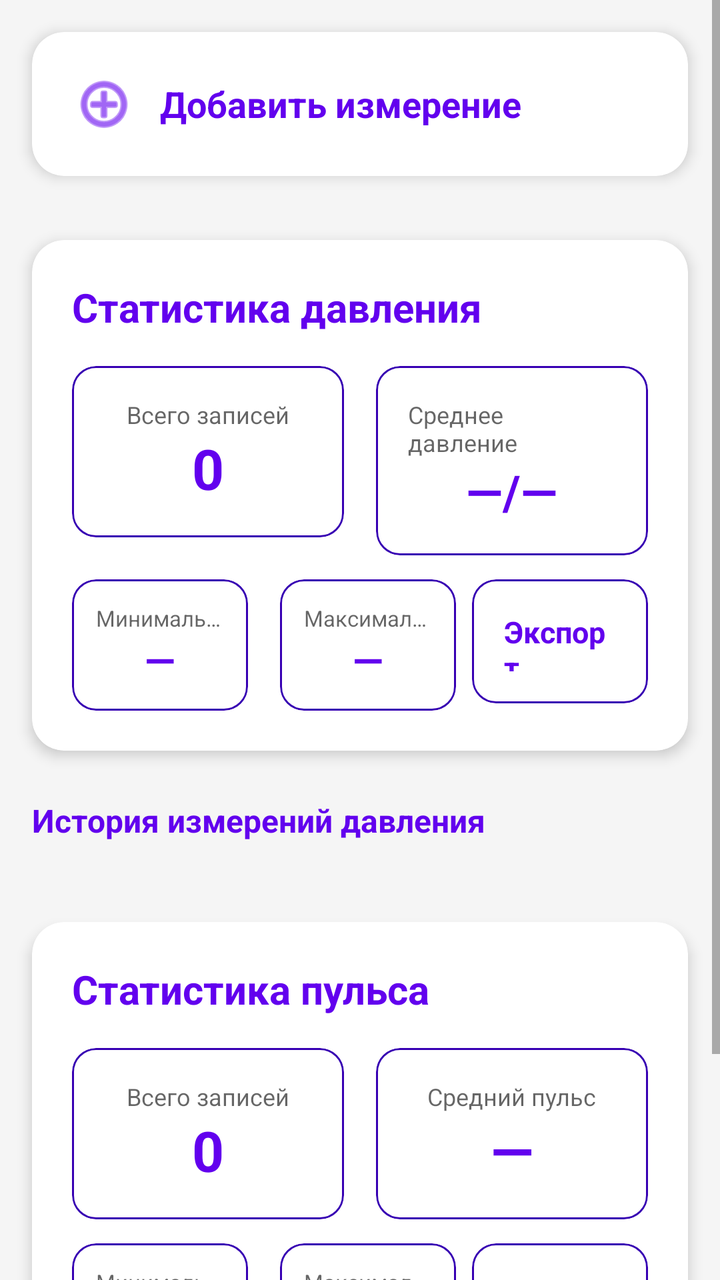
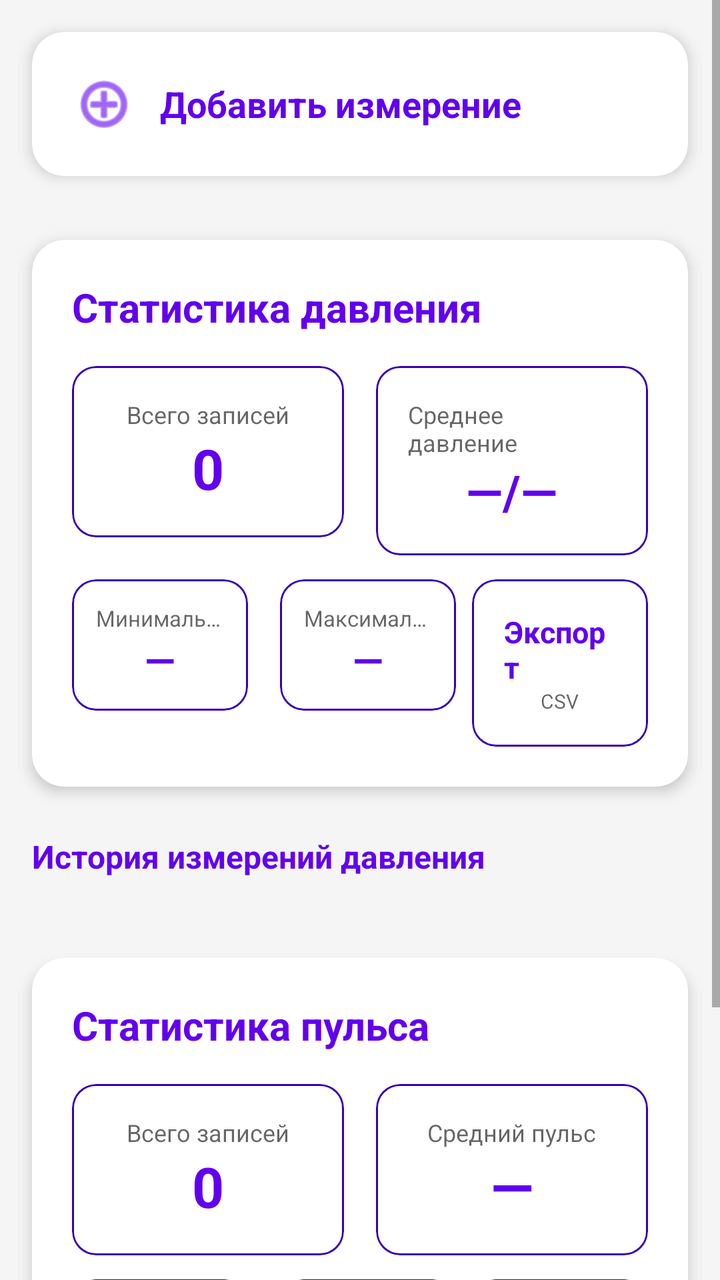

The first picture is an Android layout as it rendered before a commit; the second is the same layout after the commit. The layout source and the unified diff follow.
<!-- AndroidManifest.xml: application theme Theme.MigraineTracker -->
<!-- res/layout/fragment_blood_pressure.xml -->
<?xml version="1.0" encoding="utf-8"?>
<ScrollView xmlns:android="http://schemas.android.com/apk/res/android"
    xmlns:app="http://schemas.android.com/apk/res-auto"
    android:layout_width="match_parent"
    android:layout_height="match_parent"
    android:fillViewport="true"
    android:background="?android:attr/colorBackground">

    <LinearLayout
        android:layout_width="match_parent"
        android:layout_height="wrap_content"
        android:orientation="vertical">

        
        <com.google.android.material.card.MaterialCardView
            android:layout_width="match_parent"
            android:layout_height="wrap_content"
            android:layout_margin="16dp"
            app:cardCornerRadius="16dp"
            app:cardElevation="4dp"
            android:clickable="true"
            android:focusable="true"
            android:foreground="?attr/selectableItemBackgroundBorderless">

            <LinearLayout
                android:id="@+id/card_add_measurement"
                android:layout_width="match_parent"
                android:layout_height="wrap_content"
                android:orientation="horizontal"
                android:padding="20dp"
                android:gravity="center_vertical">

                <ImageView
                    android:layout_width="32dp"
                    android:layout_height="32dp"
                    android:src="@android:drawable/ic_menu_add"
                    android:tint="?attr/colorPrimary" />

                <LinearLayout
                    android:layout_width="0dp"
                    android:layout_height="wrap_content"
                    android:layout_weight="1"
                    android:orientation="vertical"
                    android:layout_marginStart="12dp">

                    <TextView
                        android:layout_width="wrap_content"
                        android:layout_height="wrap_content"
                        android:text="Добавить измерение"
                        android:textSize="18sp"
                        android:textStyle="bold"
                        android:textColor="?attr/colorPrimary" />

                </LinearLayout>

            </LinearLayout>

        </com.google.android.material.card.MaterialCardView>

        
        <com.google.android.material.card.MaterialCardView
            android:layout_width="match_parent"
            android:layout_height="wrap_content"
            android:layout_margin="16dp"
            app:cardCornerRadius="16dp"
            app:cardElevation="4dp">

            <LinearLayout
                android:layout_width="match_parent"
                android:layout_height="wrap_content"
                android:orientation="vertical"
                android:padding="20dp">

                <TextView
                    android:layout_width="match_parent"
                    android:layout_height="wrap_content"
                    android:text="Статистика давления"
                    android:textSize="20sp"
                    android:textStyle="bold"
                    android:textColor="?attr/colorPrimary"
                    android:layout_marginBottom="16dp" />

                <LinearLayout
                    android:layout_width="match_parent"
                    android:layout_height="wrap_content"
                    android:orientation="horizontal"
                    android:layout_marginBottom="12dp">

                    <com.google.android.material.card.MaterialCardView
                        android:layout_width="0dp"
                        android:layout_height="wrap_content"
                        android:layout_weight="1"
                        android:layout_marginEnd="8dp"
                        app:cardCornerRadius="12dp"
                        app:cardElevation="0dp"
                        app:strokeWidth="1dp"
                        app:strokeColor="?attr/colorPrimaryVariant">

                        <LinearLayout
                            android:layout_width="match_parent"
                            android:layout_height="wrap_content"
                            android:orientation="vertical"
                            android:padding="16dp"
                            android:gravity="center">

                            <TextView
                                android:layout_width="wrap_content"
                                android:layout_height="wrap_content"
                                android:text="Всего записей"
                                android:textSize="12sp"
                                android:textColor="?android:attr/textColorSecondary" />

                            <TextView
                                android:id="@+id/text_pressure_count"
                                android:layout_width="wrap_content"
                                android:layout_height="wrap_content"
                                android:text="0"
                                android:textSize="28sp"
                                android:textStyle="bold"
                                android:textColor="?attr/colorPrimary" />

                        </LinearLayout>

                    </com.google.android.material.card.MaterialCardView>

                    <com.google.android.material.card.MaterialCardView
                        android:layout_width="0dp"
                        android:layout_height="wrap_content"
                        android:layout_weight="1"
                        android:layout_marginStart="8dp"
                        app:cardCornerRadius="12dp"
                        app:cardElevation="0dp"
                        app:strokeWidth="1dp"
                        app:strokeColor="?attr/colorPrimaryVariant">

                        <LinearLayout
                            android:layout_width="match_parent"
                            android:layout_height="wrap_content"
                            android:orientation="vertical"
                            android:padding="16dp"
                            android:gravity="center">

                            <TextView
                                android:layout_width="wrap_content"
                                android:layout_height="wrap_content"
                                android:text="Среднее давление"
                                android:textSize="12sp"
                                android:textColor="?android:attr/textColorSecondary" />

                            <LinearLayout
                                android:layout_width="wrap_content"
                                android:layout_height="wrap_content"
                                android:orientation="horizontal">

                                <TextView
                                    android:id="@+id/text_avg_systolic"
                                    android:layout_width="wrap_content"
                                    android:layout_height="wrap_content"
                                    android:text="—"
                                    android:textSize="24sp"
                                    android:textStyle="bold"
                                    android:textColor="?attr/colorPrimary" />

                                <TextView
                                    android:layout_width="wrap_content"
                                    android:layout_height="wrap_content"
                                    android:text="/"
                                    android:textSize="24sp"
                                    android:textStyle="bold"
                                    android:textColor="?attr/colorPrimary" />

                                <TextView
                                    android:id="@+id/text_avg_diastolic"
                                    android:layout_width="wrap_content"
                                    android:layout_height="wrap_content"
                                    android:text="—"
                                    android:textSize="24sp"
                                    android:textStyle="bold"
                                    android:textColor="?attr/colorPrimary" />

                            </LinearLayout>

                        </LinearLayout>

                    </com.google.android.material.card.MaterialCardView>

                </LinearLayout>

                <LinearLayout
                    android:layout_width="match_parent"
                    android:layout_height="wrap_content"
                    android:orientation="horizontal">

                    <com.google.android.material.card.MaterialCardView
                        android:layout_width="0dp"
                        android:layout_height="wrap_content"
                        android:layout_weight="1"
                        android:layout_marginEnd="8dp"
                        app:cardCornerRadius="12dp"
                        app:cardElevation="0dp"
                        app:strokeWidth="1dp"
                        app:strokeColor="?attr/colorPrimaryVariant">

                        <LinearLayout
                            android:layout_width="match_parent"
                            android:layout_height="wrap_content"
                            android:orientation="vertical"
                            android:padding="12dp"
                            android:gravity="center">

                            <TextView
                                android:layout_width="wrap_content"
                                android:layout_height="wrap_content"
                                android:text="Минимальное"
                                android:textSize="11sp"
                                android:singleLine="true"
                                android:textColor="?android:attr/textColorSecondary" />

                            <TextView
                                android:id="@+id/text_min_pressure"
                                android:layout_width="wrap_content"
                                android:layout_height="wrap_content"
                                android:text="—"
                                android:textSize="20sp"
                                android:textStyle="bold"
                                android:textColor="?attr/colorPrimary" />

                        </LinearLayout>

                    </com.google.android.material.card.MaterialCardView>

                    <com.google.android.material.card.MaterialCardView
                        android:layout_width="0dp"
                        android:layout_height="wrap_content"
                        android:layout_weight="1"
                        android:layout_marginStart="8dp"
                        app:cardCornerRadius="12dp"
                        app:cardElevation="0dp"
                        app:strokeWidth="1dp"
                        app:strokeColor="?attr/colorPrimaryVariant">

                        <LinearLayout
                            android:layout_width="match_parent"
                            android:layout_height="wrap_content"
                            android:orientation="vertical"
                            android:padding="12dp"
                            android:gravity="center">

                            <TextView
                                android:layout_width="wrap_content"
                                android:layout_height="wrap_content"
                                android:text="Максимальное"
                                android:textSize="11sp"
                                android:singleLine="true"
                                android:textColor="?android:attr/textColorSecondary" />

                            <TextView
                                android:id="@+id/text_max_pressure"
                                android:layout_width="wrap_content"
                                android:layout_height="wrap_content"
                                android:text="—"
                                android:textSize="20sp"
                                android:textStyle="bold"
                                android:textColor="?attr/colorPrimary" />

                        </LinearLayout>

                    </com.google.android.material.card.MaterialCardView>

                    <com.google.android.material.card.MaterialCardView
                        android:id="@+id/card_export_pressure"
                        android:layout_width="0dp"
                        android:layout_height="wrap_content"
                        android:layout_weight="1"
                        android:layout_marginStart="8dp"
                        app:cardCornerRadius="12dp"
                        app:cardElevation="0dp"
                        app:strokeWidth="1dp"
                        app:strokeColor="?attr/colorPrimaryVariant"
                        android:clickable="true"
                        android:focusable="true"
                        android:foreground="?attr/selectableItemBackgroundBorderless">

                        <LinearLayout
                            android:layout_width="match_parent"
                            android:layout_height="wrap_content"
                            android:orientation="vertical"
                            android:padding="16dp"
                            android:gravity="center">

                            <TextView
                                android:layout_width="wrap_content"
                                android:layout_height="30dp"
                                android:text="Экспорт"
                                android:textSize="15sp"
                                android:textStyle="bold"
                                android:textColor="?attr/colorPrimary" />

                        </LinearLayout>

                    </com.google.android.material.card.MaterialCardView>

                </LinearLayout>

            </LinearLayout>

        </com.google.android.material.card.MaterialCardView>

        
        <TextView
            android:layout_width="match_parent"
            android:layout_height="wrap_content"
            android:text="История измерений давления"
            android:textSize="16sp"
            android:textStyle="bold"
            android:textColor="?attr/colorPrimary"
            android:layout_marginStart="16dp"
            android:layout_marginTop="8dp"
            android:layout_marginBottom="8dp" />

        <androidx.recyclerview.widget.RecyclerView
            android:id="@+id/recycler_pressure"
            android:layout_width="match_parent"
            android:layout_height="wrap_content"
            android:padding="8dp" />

        
        <com.google.android.material.card.MaterialCardView
            android:layout_width="match_parent"
            android:layout_height="wrap_content"
            android:layout_margin="16dp"
            app:cardCornerRadius="16dp"
            app:cardElevation="4dp">

            <LinearLayout
                android:layout_width="match_parent"
                android:layout_height="wrap_content"
                android:orientation="vertical"
                android:padding="20dp">

                <TextView
                    android:layout_width="match_parent"
                    android:layout_height="wrap_content"
                    android:text="Статистика пульса"
                    android:textSize="20sp"
                    android:textStyle="bold"
                    android:textColor="?attr/colorPrimary"
                    android:layout_marginBottom="16dp" />

                <LinearLayout
                    android:layout_width="match_parent"
                    android:layout_height="wrap_content"
                    android:orientation="horizontal"
                    android:layout_marginBottom="12dp">

                    <com.google.android.material.card.MaterialCardView
                        android:layout_width="0dp"
                        android:layout_height="wrap_content"
                        android:layout_weight="1"
                        android:layout_marginEnd="8dp"
                        app:cardCornerRadius="12dp"
                        app:cardElevation="0dp"
                        app:strokeWidth="1dp"
                        app:strokeColor="?attr/colorPrimaryVariant">

                        <LinearLayout
                            android:layout_width="match_parent"
                            android:layout_height="wrap_content"
                            android:orientation="vertical"
                            android:padding="16dp"
                            android:gravity="center">

                            <TextView
                                android:layout_width="wrap_content"
                                android:layout_height="wrap_content"
                                android:text="Всего записей"
                                android:textSize="12sp"
                                android:textColor="?android:attr/textColorSecondary" />

                            <TextView
                                android:id="@+id/text_pulse_count"
                                android:layout_width="wrap_content"
                                android:layout_height="wrap_content"
                                android:text="0"
                                android:textSize="28sp"
                                android:textStyle="bold"
                                android:textColor="?attr/colorPrimary" />

                        </LinearLayout>

                    </com.google.android.material.card.MaterialCardView>

                    <com.google.android.material.card.MaterialCardView
                        android:layout_width="0dp"
                        android:layout_height="wrap_content"
                        android:layout_weight="1"
                        android:layout_marginStart="8dp"
                        app:cardCornerRadius="12dp"
                        app:cardElevation="0dp"
                        app:strokeWidth="1dp"
                        app:strokeColor="?attr/colorPrimaryVariant">

                        <LinearLayout
                            android:layout_width="match_parent"
                            android:layout_height="wrap_content"
                            android:orientation="vertical"
                            android:padding="16dp"
                            android:gravity="center">

                            <TextView
                                android:layout_width="wrap_content"
                                android:layout_height="wrap_content"
                                android:text="Средний пульс"
                                android:textSize="12sp"
                                android:textColor="?android:attr/textColorSecondary" />

                            <TextView
                                android:id="@+id/text_avg_pulse"
                                android:layout_width="wrap_content"
                                android:layout_height="wrap_content"
                                android:text="—"
                                android:textSize="28sp"
                                android:textStyle="bold"
                                android:textColor="?attr/colorPrimary" />

                        </LinearLayout>

                    </com.google.android.material.card.MaterialCardView>

                </LinearLayout>

                <LinearLayout
                    android:layout_width="match_parent"
                    android:layout_height="wrap_content"
                    android:orientation="horizontal">

                    <com.google.android.material.card.MaterialCardView
                        android:layout_width="0dp"
                        android:layout_height="wrap_content"
                        android:layout_weight="1"
                        android:layout_marginEnd="8dp"
                        app:cardCornerRadius="12dp"
                        app:cardElevation="0dp"
                        app:strokeWidth="1dp"
                        app:strokeColor="?attr/colorPrimaryVariant">

                        <LinearLayout
                            android:layout_width="match_parent"
                            android:layout_height="wrap_content"
                            android:orientation="vertical"
                            android:padding="12dp"
                            android:gravity="center">

                            <TextView
                                android:layout_width="wrap_content"
                                android:layout_height="wrap_content"
                                android:text="Минимальный"
                                android:textSize="11sp"
                                android:singleLine="true"
                                android:textColor="?android:attr/textColorSecondary" />

                            <TextView
                                android:id="@+id/text_min_pulse"
                                android:layout_width="wrap_content"
                                android:layout_height="wrap_content"
                                android:text="—"
                                android:textSize="20sp"
                                android:textStyle="bold"
                                android:textColor="?attr/colorPrimary" />

                        </LinearLayout>

                    </com.google.android.material.card.MaterialCardView>

                    <com.google.android.material.card.MaterialCardView
                        android:layout_width="0dp"
                        android:layout_height="wrap_content"
                        android:layout_weight="1"
                        android:layout_marginStart="8dp"
                        app:cardCornerRadius="12dp"
                        app:cardElevation="0dp"
                        app:strokeWidth="1dp"
                        app:strokeColor="?attr/colorPrimaryVariant">

                        <LinearLayout
                            android:layout_width="match_parent"
                            android:layout_height="wrap_content"
                            android:orientation="vertical"
                            android:padding="12dp"
                            android:gravity="center">

                            <TextView
                                android:layout_width="wrap_content"
                                android:layout_height="wrap_content"
                                android:text="Максимальный"
                                android:textSize="11sp"
                                android:singleLine="true"
                                android:textColor="?android:attr/textColorSecondary" />

                            <TextView
                                android:id="@+id/text_max_pulse"
                                android:layout_width="wrap_content"
                                android:layout_height="wrap_content"
                                android:text="—"
                                android:textSize="20sp"
                                android:textStyle="bold"
                                android:textColor="?attr/colorPrimary" />

                        </LinearLayout>

                    </com.google.android.material.card.MaterialCardView>

                    <com.google.android.material.card.MaterialCardView
                        android:id="@+id/card_export_pulse"
                        android:layout_width="0dp"
                        android:layout_height="wrap_content"
                        android:layout_weight="1"
                        android:layout_marginStart="8dp"
                        app:cardCornerRadius="12dp"
                        app:cardElevation="0dp"
                        app:strokeWidth="1dp"
                        app:strokeColor="?attr/colorPrimaryVariant"
                        android:clickable="true"
                        android:focusable="true"
                        android:foreground="?attr/selectableItemBackgroundBorderless">

                        <LinearLayout
                            android:layout_width="match_parent"
                            android:layout_height="wrap_content"
                            android:orientation="vertical"
                            android:padding="16dp"
                            android:gravity="center">

                            <TextView
                                android:layout_width="wrap_content"
                                android:layout_height="30dp"
                                android:text="Экспорт"
                                android:textSize="15sp"
                                android:textStyle="bold"
                                android:textColor="?attr/colorPrimary" />

                        </LinearLayout>

                    </com.google.android.material.card.MaterialCardView>

                </LinearLayout>

            </LinearLayout>

        </com.google.android.material.card.MaterialCardView>

        
        <TextView
            android:layout_width="match_parent"
            android:layout_height="wrap_content"
            android:text="История измерений пульса"
            android:textSize="16sp"
            android:textStyle="bold"
            android:textColor="?attr/colorPrimary"
            android:layout_marginStart="16dp"
            android:layout_marginTop="8dp"
            android:layout_marginBottom="8dp" />

        <androidx.recyclerview.widget.RecyclerView
            android:id="@+id/recycler_pulse"
            android:layout_width="match_parent"
            android:layout_height="wrap_content"
            android:padding="8dp" />

    </LinearLayout>

</ScrollView>
<!-- resources referenced by this layout -->
<resources>
  <style name="Theme.MigraineTracker" parent="Theme.MaterialComponents.DayNight.NoActionBar">
          
          <item name="colorPrimary">@color/purple_500</item>
          <item name="colorPrimaryVariant">@color/purple_700</item>
          <item name="colorOnPrimary">@color/white</item>
          <item name="colorSecondary">@color/teal_200</item>
          <item name="colorSecondaryVariant">@color/teal_700</item>
          <item name="colorOnSecondary">@color/black</item>
  
          
          <item name="colorSurface">@color/background_card</item>
          <item name="colorOnSurface">@color/black</item>
          <item name="android:colorBackground">@color/background_main</item>
          <item name="colorOnBackground">@color/black</item>
  
          
          <item name="android:statusBarColor">?attr/colorPrimaryVariant</item>
          <item name="android:windowActionBar">false</item>
          <item name="windowNoTitle">true</item>
  
          
          <item name="materialAlertDialogTheme">@style/ThemeOverlay.MaterialComponents.MaterialAlertDialog</item>
  
          
          <item name="colorButtonNormal">?attr/colorPrimary</item>
          <item name="colorControlHighlight">?attr/colorPrimary</item>
      </style>
  <color name="purple_500">#FF6200EE</color>
  <color name="purple_700">#FF3700B3</color>
  <color name="white">#FFFFFFFF</color>
  <color name="teal_200">#FF03DAC5</color>
  <color name="teal_700">#FF018786</color>
  <color name="black">#FF000000</color>
  <color name="background_card">#FFFFFFFF</color>
  <color name="background_main">#FFF5F5F5</color>
</resources>

<!-- the commit's change to res/layout/fragment_blood_pressure.xml (unified diff, before → after) -->
@@ -11,7 +11,6 @@
         android:layout_height="wrap_content"
         android:orientation="vertical">
 
-        
         <com.google.android.material.card.MaterialCardView
             android:layout_width="match_parent"
             android:layout_height="wrap_content"
@@ -57,7 +56,6 @@
 
         </com.google.android.material.card.MaterialCardView>
 
-        
         <com.google.android.material.card.MaterialCardView
             android:layout_width="match_parent"
             android:layout_height="wrap_content"
@@ -283,19 +281,26 @@
 
                         <LinearLayout
                             android:layout_width="match_parent"
-                            android:layout_height="wrap_content"
+                            android:layout_height="match_parent"
                             android:orientation="vertical"
                             android:padding="16dp"
                             android:gravity="center">
 
                             <TextView
                                 android:layout_width="wrap_content"
-                                android:layout_height="30dp"
+                                android:layout_height="wrap_content"
                                 android:text="Экспорт"
                                 android:textSize="15sp"
                                 android:textStyle="bold"
                                 android:textColor="?attr/colorPrimary" />
 
+                            <TextView
+                                android:layout_width="wrap_content"
+                                android:layout_height="wrap_content"
+                                android:text="CSV"
+                                android:textSize="10sp"
+                                android:textColor="?android:attr/textColorSecondary" />
+
                         </LinearLayout>
 
                     </com.google.android.material.card.MaterialCardView>
@@ -306,7 +311,6 @@
 
         </com.google.android.material.card.MaterialCardView>
 
-        
         <TextView
             android:layout_width="match_parent"
             android:layout_height="wrap_content"
@@ -324,7 +328,6 @@
             android:layout_height="wrap_content"
             android:padding="8dp" />
 
-        
         <com.google.android.material.card.MaterialCardView
             android:layout_width="match_parent"
             android:layout_height="wrap_content"
@@ -526,19 +529,26 @@
 
                         <LinearLayout
                             android:layout_width="match_parent"
-                            android:layout_height="wrap_content"
+                            android:layout_height="match_parent"
                             android:orientation="vertical"
                             android:padding="16dp"
                             android:gravity="center">
 
                             <TextView
                                 android:layout_width="wrap_content"
-                                android:layout_height="30dp"
+                                android:layout_height="wrap_content"
                                 android:text="Экспорт"
                                 android:textSize="15sp"
                                 android:textStyle="bold"
                                 android:textColor="?attr/colorPrimary" />
 
+                            <TextView
+                                android:layout_width="wrap_content"
+                                android:layout_height="wrap_content"
+                                android:text="CSV"
+                                android:textSize="10sp"
+                                android:textColor="?android:attr/textColorSecondary" />
+
                         </LinearLayout>
 
                     </com.google.android.material.card.MaterialCardView>
@@ -549,7 +559,6 @@
 
         </com.google.android.material.card.MaterialCardView>
 
-        
         <TextView
             android:layout_width="match_parent"
             android:layout_height="wrap_content"
<!-- resource entries referenced after the edit -->
@@ -1,7 +1,7 @@
 <!-- resources referenced by this layout -->
 <resources>
   <style name="Theme.MigraineTracker" parent="Theme.MaterialComponents.DayNight.NoActionBar">
-          
+  
           <item name="colorPrimary">@color/purple_500</item>
           <item name="colorPrimaryVariant">@color/purple_700</item>
           <item name="colorOnPrimary">@color/white</item>
@@ -9,21 +9,17 @@
           <item name="colorSecondaryVariant">@color/teal_700</item>
           <item name="colorOnSecondary">@color/black</item>
   
-          
           <item name="colorSurface">@color/background_card</item>
           <item name="colorOnSurface">@color/black</item>
           <item name="android:colorBackground">@color/background_main</item>
           <item name="colorOnBackground">@color/black</item>
   
-          
           <item name="android:statusBarColor">?attr/colorPrimaryVariant</item>
           <item name="android:windowActionBar">false</item>
           <item name="windowNoTitle">true</item>
   
-          
           <item name="materialAlertDialogTheme">@style/ThemeOverlay.MaterialComponents.MaterialAlertDialog</item>
   
-          
           <item name="colorButtonNormal">?attr/colorPrimary</item>
           <item name="colorControlHighlight">?attr/colorPrimary</item>
       </style>
